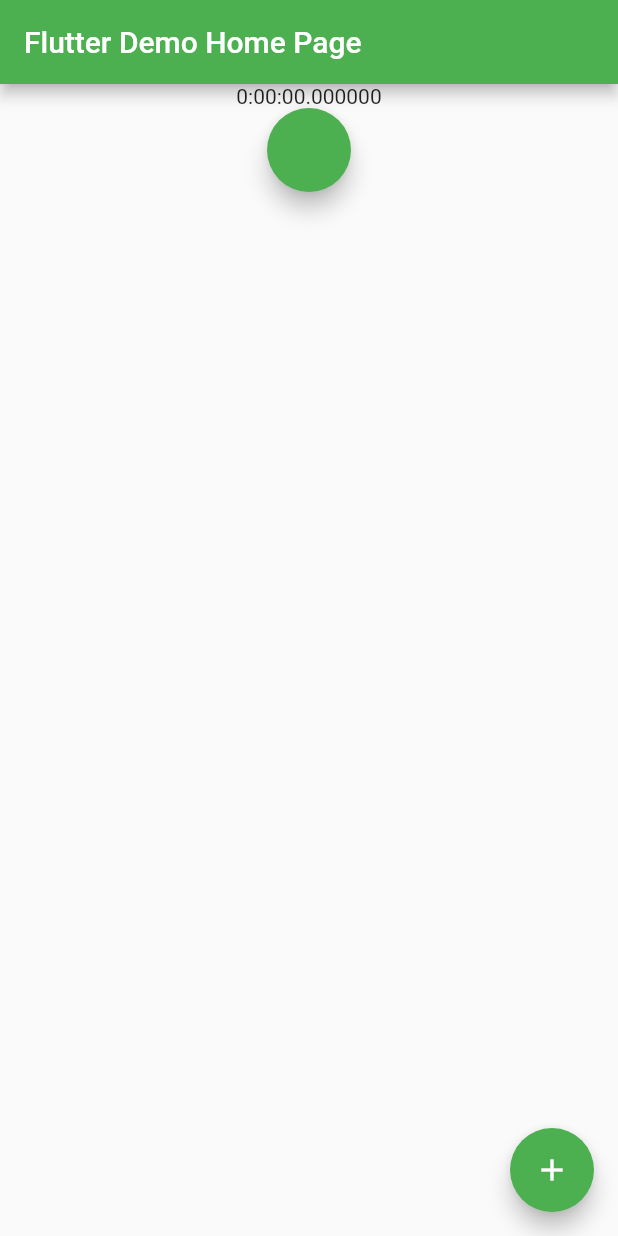
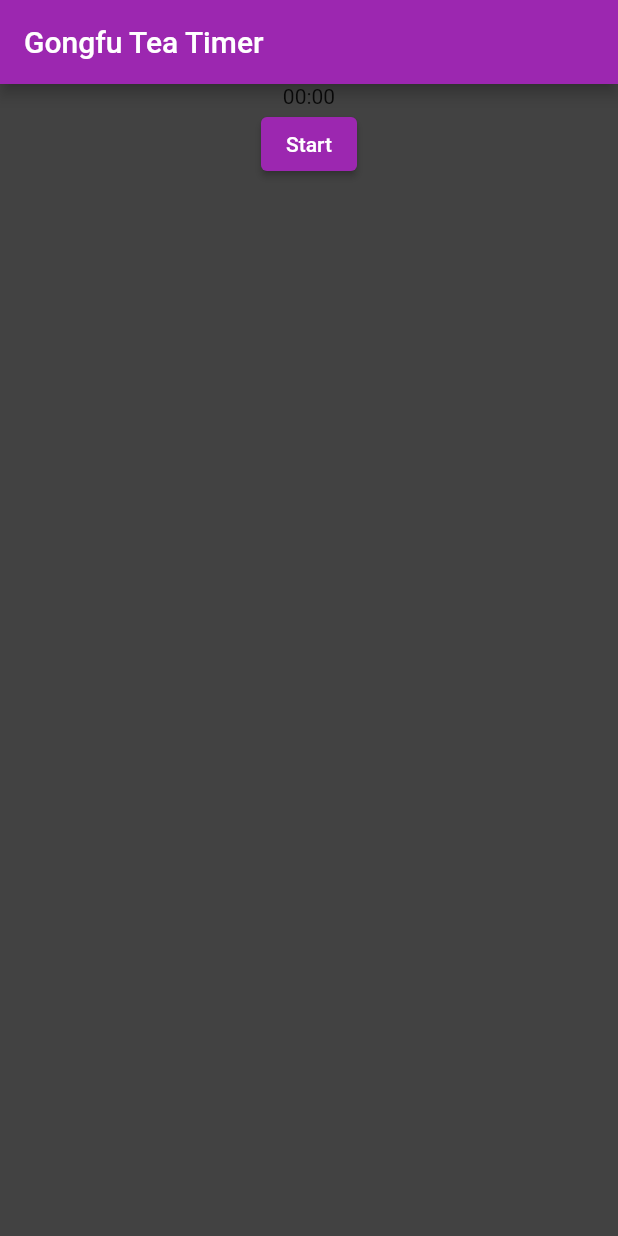
Before and after one commit to christian-anthony/TeaTimer, a Flutter app: the screen it shows after launch, on a phone screen of 412 x 824 dp. Run offline on Flutter 3.47's test engine with Material 2 defaults, Android fonts, the phone set to English and light mode, and no system bars.

Commit message:
Restructuring teatimer widget
I am going to completely redo how teatimer gets and displays time.
The UI color scheme has changed.
floating action button now is an elevatedbutton.

```diff
--- a/lib/main.dart
+++ b/lib/main.dart
@@ -12,9 +12,10 @@
     return MaterialApp(
       title: 'Flutter Demo',
       theme: ThemeData(
-        primarySwatch: Colors.green,
+        primarySwatch: Colors.purple,
+        scaffoldBackgroundColor: Colors.grey[800]
       ),
-      home: MyHomePage(title: 'Flutter Demo Home Page'),
+      home: MyHomePage(title: 'Gongfu Tea Timer'),
     );
   }
 }
@@ -22,57 +23,25 @@
 class MyHomePage extends StatefulWidget {
   MyHomePage({Key? key, required this.title}) : super(key: key);
 
-  // This widget is the home page of your application. It is stateful, meaning
-  // that it has a State object (defined below) that contains fields that affect
-  // how it looks.
-
-  // This class is the configuration for the state. It holds the values (in this
-  // case the title) provided by the parent (in this case the App widget) and
-  // used by the build method of the State. Fields in a Widget subclass are
-  // always marked "final".
-
   final String title;
 
   @override
   _MyHomePageState createState() => _MyHomePageState();
 }
 
+
 class _MyHomePageState extends State<MyHomePage> {
-
-  void _incrementCounter() {
-    setState(() {
-      // This call to setState tells the Flutter framework that something has
-      // changed in this State, which causes it to rerun the build method below
-      // so that the display can reflect the updated values. If we changed
-      // _counter without calling setState(), then the build method would not be
-      // called again, and so nothing would appear to happen.
-    });
-  }
 
   @override
   Widget build(BuildContext context) {
-    // This method is rerun every time setState is called, for instance as done
-    // by the _incrementCounter method above.
-    //
-    // The Flutter framework has been optimized to make rerunning build methods
-    // fast, so that you can just rebuild anything that needs updating rather
-    // than having to individually change instances of widgets.
+
     return Scaffold(
       appBar: AppBar(
-        // Here we take the value from the MyHomePage object that was created by
-        // the App.build method, and use it to set our appbar title.
         title: Text(widget.title),
       ),
-      body: Center(
-        // Center is a layout widget. It takes a single child and positions it
-        // in the middle of the parent.
-        child: TeaTimer()
-      ),
-      floatingActionButton: FloatingActionButton(
-        onPressed: _incrementCounter,
-        tooltip: 'Increment',
-        child: Icon(Icons.add),
-      ), // This trailing comma makes auto-formatting nicer for build methods.
+      body: Container(
+        child: TeaTimer(),
+      )
     );
   }
 }
--- a/lib/teatimer.dart
+++ b/lib/teatimer.dart
@@ -10,37 +10,7 @@
 
 class _TeaTimerState extends State<TeaTimer>{
 
-  Stopwatch _stopwatch = Stopwatch();
 
-@override
-void didUpdateWidget(TeaTimer oldWidget) {
-  if (_stopwatch.isRunning){
-    setState(() {print('butt');});
-    }
-  }
-
-  void startTimer(){
-    setState(() {
-      _stopwatch.start();
-    });
-  }
-
-  bool isRunning(){
-    return _stopwatch.isRunning;
-  }
-
-@override
-  void initState() {
-    super.initState();
-    if (_stopwatch.isRunning){
-      setState(() {});
-    }
-  }
-
-
-  // String toString(){
-  //   return _stopwatch.elapsed.toString();
-  // }
 
 
   @override
@@ -48,11 +18,12 @@
     return Column(
       children: [
         Center(
-          child:Text(
-            _stopwatch.elapsed.toString()
-            )
+          child:Text("00:00")
           ),
-        FloatingActionButton(onPressed: () => startTimer())
+        ElevatedButton(
+          child: Text("Start"),
+          onPressed: () => {print("Button has been pressed!")},
+        )
       ],
     );
   }
```
